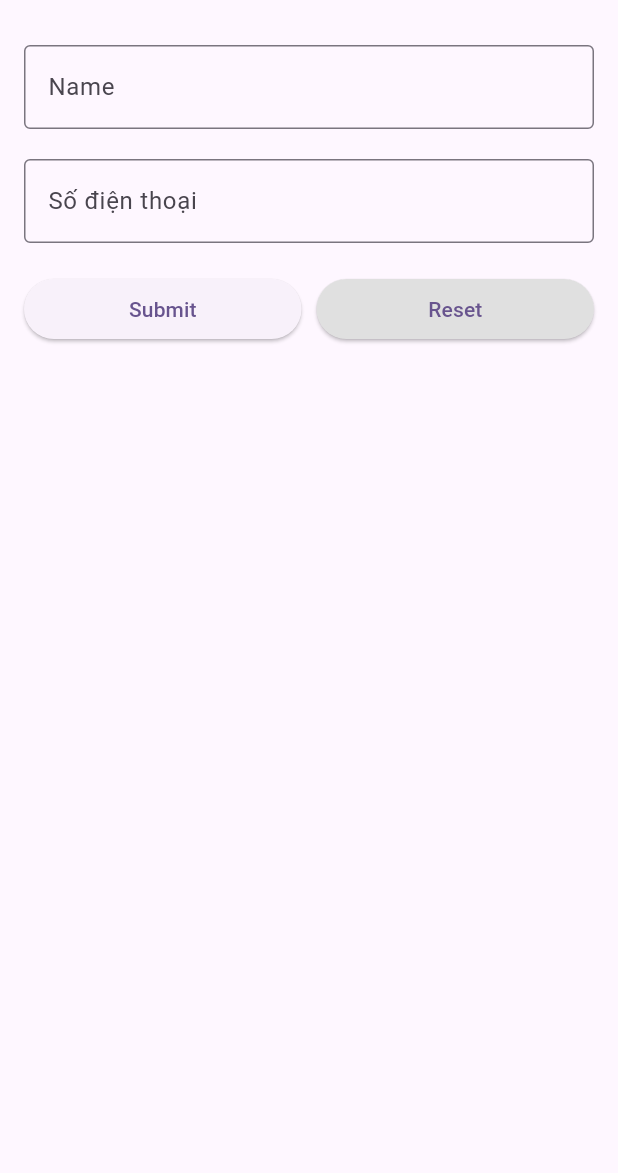
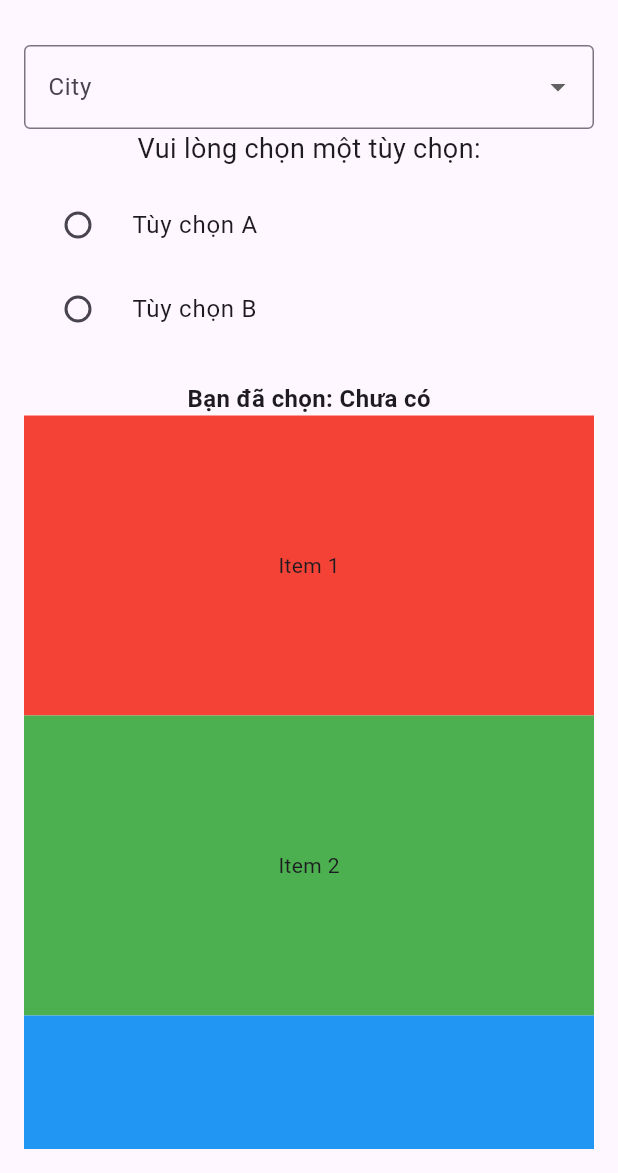
Before and after one commit to huyvu23/learn-flutter, a Flutter app: the screen it shows after launch, on a phone screen of 412 x 824 dp, the part 63-1236 px from its top. Run offline on Flutter 3.47's test engine with Material 3 defaults, Android fonts, the phone set to English and light mode, and no system bars.

Commit message:
learn about dropdown and radio list title and how to scroll when too long

```diff
--- a/lib/main.dart
+++ b/lib/main.dart
@@ -8,7 +8,8 @@ import 'package:flutter/material.dart';
 // import 'MyGestures.dart';
 // import 'MyTextField.dart';
 // import 'my_widget_01/MyTextField2.dart';
-import 'my_widget_form_02/f1_form_basic.dart';
+// import 'my_widget_form_02/f1_form_basic.dart';
+import 'my_widget_form_02/f2_form_Dropdown.dart';
 
 void main() {
   runApp(const MyApp());
@@ -26,7 +27,7 @@ class MyApp extends StatelessWidget {
         colorScheme: ColorScheme.fromSeed(seedColor: Colors.deepPurple),
       ),
       debugShowCheckedModeBanner: false,
-      home: FormBasicDemo(),
+      home: DropdownDemo(),
     );
   }
 }
--- /dev/null
+++ b/lib/my_widget_form_02/f2_form_Dropdown.dart
@@ -0,0 +1,118 @@
+import 'package:flutter/material.dart';
+
+class DropdownDemo extends StatefulWidget {
+  @override
+  State<DropdownDemo> createState() => _DropdownDemoState();
+}
+
+class _DropdownDemoState extends State<DropdownDemo> {
+  String? _selectedCity;
+  String? _selectedOption;
+  @override
+  Widget build(BuildContext context) {
+    return Scaffold(
+      appBar: AppBar(title: Text('Form Basic')),
+      body: Padding(
+        padding: EdgeInsets.all(16),
+        child: SingleChildScrollView(
+          child: Form(
+            child: Column(
+              children: [
+                DropdownButtonFormField<String>(
+                  initialValue: _selectedCity,
+                  decoration: InputDecoration(
+                    border: OutlineInputBorder(),
+                    labelText: 'City',
+                  ),
+                  items: [
+                    DropdownMenuItem<String>(
+                      value: 'Ha Noi',
+                      child: Text('Ha Noi'),
+                    ),
+                    DropdownMenuItem<String>(
+                      value: 'Hai Phong',
+                      child: Text('Hai Phong'),
+                    ),
+                    DropdownMenuItem<String>(
+                      value: 'Ho Chi Minh',
+                      child: Text('Ho Chi Minh'),
+                    ),
+                  ],
+                  onChanged: (value) {
+                    setState(() {
+                      _selectedCity = value;
+                    });
+                    print('value : $value');
+                  },
+                ),
+                const Text(
+                  'Vui lòng chọn một tùy chọn:',
+                  style: TextStyle(fontSize: 18),
+                ),
+                const SizedBox(height: 10),
+
+                // Lựa chọn 1
+                RadioListTile<String>(
+                  title: const Text('Tùy chọn A'),
+                  value: 'A',
+                  groupValue: _selectedOption,
+                  onChanged: (value) {
+                    setState(() {
+                      _selectedOption = value;
+                    });
+                  },
+                ),
+
+                // Lựa chọn 2
+                RadioListTile<String>(
+                  title: const Text('Tùy chọn B'),
+                  value: 'B',
+                  groupValue: _selectedOption,
+                  onChanged: (value) {
+                    setState(() {
+                      _selectedOption = value;
+                    });
+                  },
+                ),
+
+                const SizedBox(height: 20),
+                Text(
+                  'Bạn đã chọn: ${_selectedOption ?? "Chưa có"}',
+                  style: const TextStyle(
+                    fontSize: 16,
+                    fontWeight: FontWeight.bold,
+                  ),
+                ),
+                Container(
+                  height: 200,
+                  color: Colors.red,
+                  child: const Center(child: Text('Item 1')),
+                ),
+                Container(
+                  height: 200,
+                  color: Colors.green,
+                  child: const Center(child: Text('Item 2')),
+                ),
+                Container(
+                  height: 200,
+                  color: Colors.blue,
+                  child: const Center(child: Text('Item 3')),
+                ),
+                Container(
+                  height: 200,
+                  color: Colors.yellow,
+                  child: const Center(child: Text('Item 4')),
+                ),
+                Container(
+                  height: 200,
+                  color: Colors.orange,
+                  child: const Center(child: Text('Item 5')),
+                ),
+              ],
+            ),
+          ),
+        ),
+      ),
+    );
+  }
+}
```
